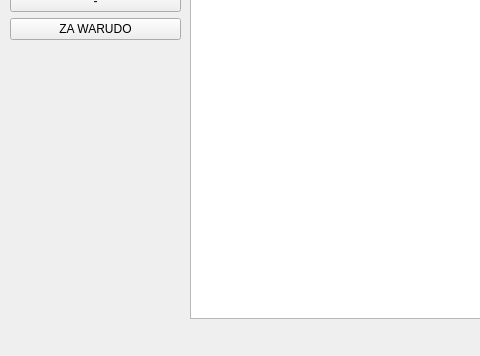
Old version of the form mainwindow.ui in the repository Polliakoff/Collabreequeue-2-rep; both pictures show x 0 to 480 and y 412 to 768 of the 1368 by 768 pixel window.
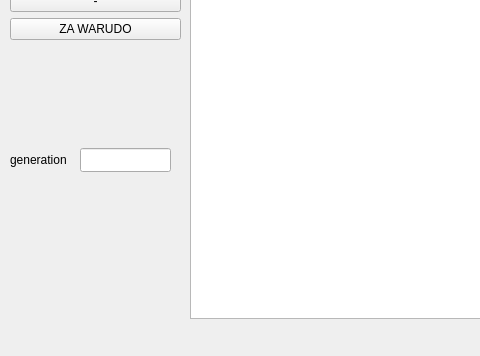
New version of the form.

What changed in the file:
```diff
--- a/mainwindow.ui
+++ b/mainwindow.ui
@@ -192,6 +192,29 @@
      </item>
     </layout>
    </widget>
+   <widget class="QLineEdit" name="lineEdit_11">
+    <property name="geometry">
+     <rect>
+      <x>80</x>
+      <y>560</y>
+      <width>91</width>
+      <height>24</height>
+     </rect>
+    </property>
+   </widget>
+   <widget class="QLabel" name="label_11">
+    <property name="geometry">
+     <rect>
+      <x>10</x>
+      <y>560</y>
+      <width>71</width>
+      <height>24</height>
+     </rect>
+    </property>
+    <property name="text">
+     <string>generation</string>
+    </property>
+   </widget>
   </widget>
   <widget class="QMenuBar" name="menubar">
    <property name="geometry">
```
Left out of the diff: 2 changed lines with no effect on the pictures.
